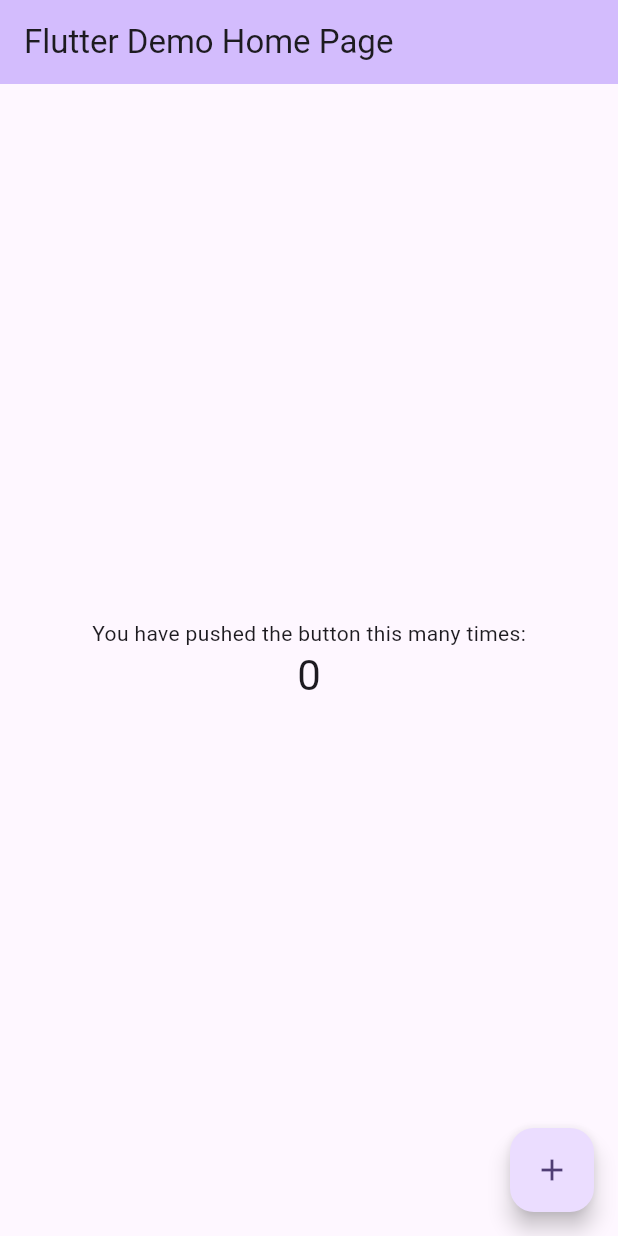
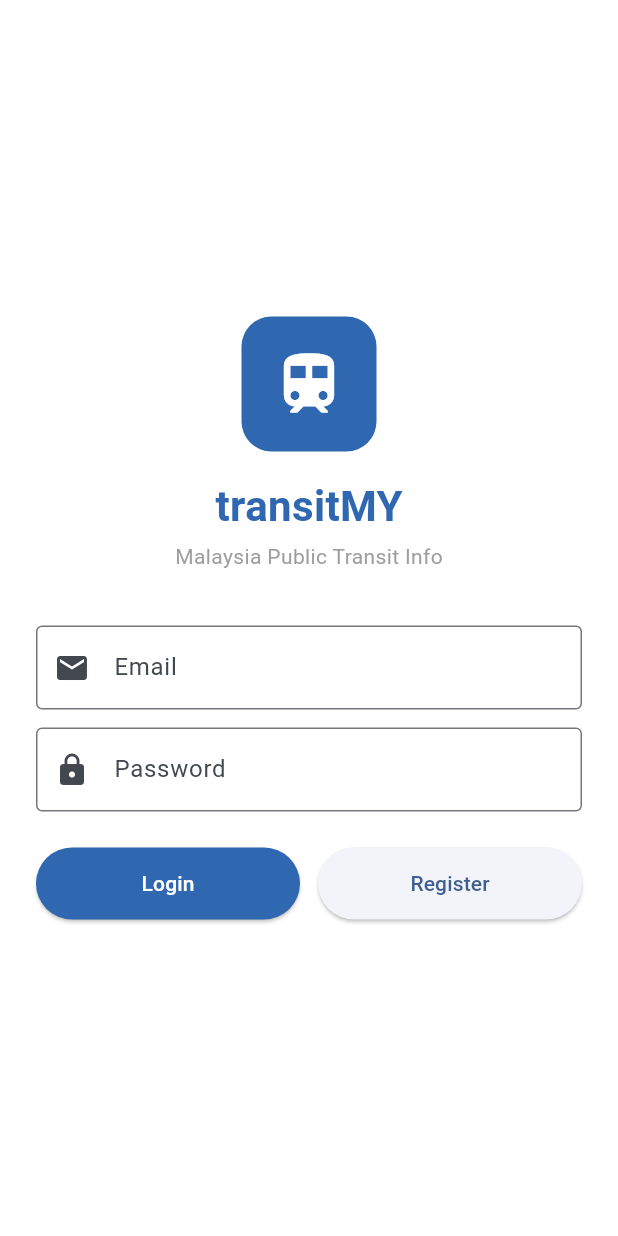
Before and after one commit to Ycc0508/transitmy, a Flutter app: the screen it shows after launch, on a phone screen of 412 x 824 dp. Run offline on Flutter 3.47's test engine with Material 3 defaults, Android fonts, the phone set to English and light mode, and no system bars.

Commit message:
add login register home profile screens

```diff
--- a/lib/main.dart
+++ b/lib/main.dart
@@ -1,76 +1,23 @@
 import 'package:flutter/material.dart';
+import 'screens/login_screen.dart';
 
 void main() {
-  runApp(const MyApp());
+  runApp(const TransitMyApp());
 }
 
-class MyApp extends StatelessWidget {
-  const MyApp({super.key});
+class TransitMyApp extends StatelessWidget {
+  const TransitMyApp({super.key});
 
-  // This widget is the root of your application.
   @override
   Widget build(BuildContext context) {
     return MaterialApp(
-      title: 'Flutter Demo',
+      title: 'transitMY',
+      debugShowCheckedModeBanner: false,
       theme: ThemeData(
-
-        colorScheme: .fromSeed(seedColor: Colors.deepPurple),
+        colorScheme: ColorScheme.fromSeed(seedColor: const Color(0xFF2F68B1)),
+        useMaterial3: true,
       ),
-      home: const MyHomePage(title: 'Flutter Demo Home Page'),
+      home: const LoginScreen(),
     );
   }
 }
-
-class MyHomePage extends StatefulWidget {
-  const MyHomePage({super.key, required this.title});
-
-
-
-  final String title;
-
-  @override
-  State<MyHomePage> createState() => _MyHomePageState();
-}
-
-class _MyHomePageState extends State<MyHomePage> {
-  int _counter = 0;
-
-  void _incrementCounter() {
-    setState(() {
-
-      _counter++;
-    });
-  }
-
-  @override
-  Widget build(BuildContext context) {
-
-    return Scaffold(
-      appBar: AppBar(
-
-        backgroundColor: Theme.of(context).colorScheme.inversePrimary,
-
-        title: Text(widget.title),
-      ),
-      body: Center(
-
-        child: Column(
-
-          mainAxisAlignment: .center,
-          children: [
-            const Text('You have pushed the button this many times:'),
-            Text(
-              '$_counter',
-              style: Theme.of(context).textTheme.headlineMedium,
-            ),
-          ],
-        ),
-      ),
-      floatingActionButton: FloatingActionButton(
-        onPressed: _incrementCounter,
-        tooltip: 'Increment',
-        child: const Icon(Icons.add),
-      ),
-    );
-  }
-}
--- /dev/null
+++ b/lib/screens/login_screen.dart
@@ -0,0 +1,133 @@
+import 'package:flutter/material.dart';
+import 'register_screen.dart';
+import 'home_screen.dart';
+
+class LoginScreen extends StatefulWidget {
+  const LoginScreen({super.key});
+
+  @override
+  State<LoginScreen> createState() => _LoginScreenState();
+}
+
+class _LoginScreenState extends State<LoginScreen> {
+  final TextEditingController _emailCtrl = TextEditingController();
+  final TextEditingController _passwordCtrl = TextEditingController();
+  final GlobalKey<FormState> _formKey = GlobalKey<FormState>();
+
+  static const Color primaryBlue = Color(0xFF2F68B1);
+
+  void _login() {
+    if (_formKey.currentState!.validate()) {
+      Navigator.push(
+        context,
+        MaterialPageRoute(
+          builder: (context) => HomeScreen(email: _emailCtrl.text),
+        ),
+      );
+    }
+  }
+
+  void _goToRegister() {
+    Navigator.push(
+      context,
+      MaterialPageRoute(builder: (context) => const RegisterScreen()),
+    );
+  }
+
+  @override
+  Widget build(BuildContext context) {
+    return Scaffold(
+      backgroundColor: Colors.white,
+      body: Padding(
+        padding: const EdgeInsets.all(24.0),
+        child: Form(
+          key: _formKey,
+          child: Column(
+            mainAxisAlignment: MainAxisAlignment.center,
+            children: [
+              Container(
+                width: 90,
+                height: 90,
+                decoration: BoxDecoration(
+                  color: primaryBlue,
+                  borderRadius: BorderRadius.circular(20),
+                ),
+                child: const Icon(Icons.train, size: 50, color: Colors.white),
+              ),
+              const SizedBox(height: 16),
+              const Text(
+                'transitMY',
+                style: TextStyle(
+                  fontSize: 28,
+                  fontWeight: FontWeight.bold,
+                  color: primaryBlue,
+                ),
+              ),
+              const SizedBox(height: 4),
+              const Text(
+                'Malaysia Public Transit Info',
+                style: TextStyle(fontSize: 14, color: Colors.grey),
+              ),
+              const SizedBox(height: 36),
+              TextFormField(
+                controller: _emailCtrl,
+                keyboardType: TextInputType.emailAddress,
+                decoration: const InputDecoration(
+                  labelText: 'Email',
+                  border: OutlineInputBorder(),
+                  prefixIcon: Icon(Icons.email),
+                ),
+                validator: (value) {
+                  if (value == null || value.isEmpty) return 'Please enter your email';
+                  if (!value.contains('@')) return 'Please enter a valid email';
+                  return null;
+                },
+              ),
+              const SizedBox(height: 12),
+              TextFormField(
+                controller: _passwordCtrl,
+                obscureText: true,
+                decoration: const InputDecoration(
+                  labelText: 'Password',
+                  border: OutlineInputBorder(),
+                  prefixIcon: Icon(Icons.lock),
+                ),
+                validator: (value) {
+                  if (value == null || value.isEmpty) return 'Please enter your password';
+                  if (value.length < 6) return 'Password must be at least 6 characters';
+                  return null;
+                },
+              ),
+              const SizedBox(height: 24),
+              Row(
+                children: [
+                  Expanded(
+                    child: ElevatedButton(
+                      onPressed: _login,
+                      style: ElevatedButton.styleFrom(
+                        backgroundColor: primaryBlue,
+                        foregroundColor: Colors.white,
+                        padding: const EdgeInsets.symmetric(vertical: 14),
+                      ),
+                      child: const Text('Login'),
+                    ),
+                  ),
+                  const SizedBox(width: 12),
+                  Expanded(
+                    child: ElevatedButton(
+                      onPressed: _goToRegister,
+                      style: ElevatedButton.styleFrom(
+                        padding: const EdgeInsets.symmetric(vertical: 14),
+                      ),
+                      child: const Text('Register'),
+                    ),
+                  ),
+                ],
+              ),
+            ],
+          ),
+        ),
+      ),
+    );
+  }
+}
```
Also changed, not shown: lib/screens/home_screen.dart (added, +282 -0 lines), lib/screens/profile_screen.dart (added, +91 -0 lines), lib/screens/register_screen.dart (added, +163 -0 lines), pubspec.lock.
